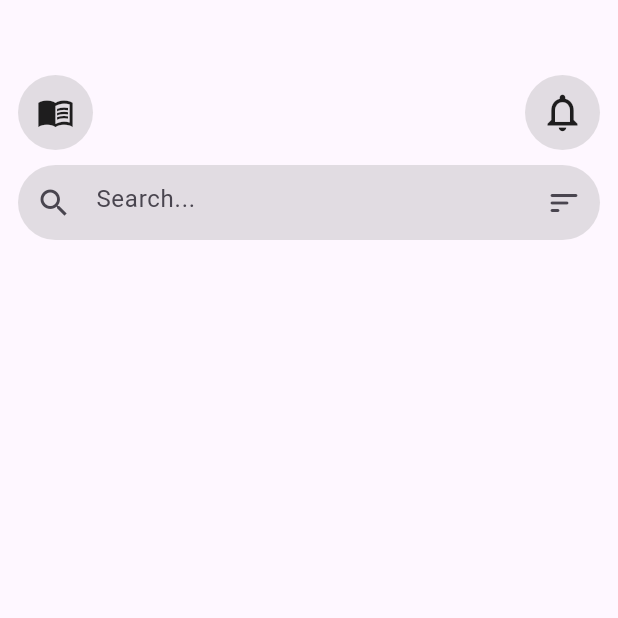
After one commit to NhePanha/app_ecm, a Flutter app: the HomeScreen screen opened directly, on a phone screen of 412 x 824 dp, the top half of it. The commit adds this screen. Run offline on Flutter 3.47's test engine with Material 3 defaults, Android fonts, the phone set to English and light mode, and no system bars; network calls fail.

Commit message:
udpate home screen

```diff
--- a/lib/utils/login_with_widget.dart
+++ b/lib/utils/login_with_widget.dart
@@ -2,8 +2,10 @@ import 'package:ecm/data/app_colors_path/app_colors_path.dart';
 import 'package:flutter/material.dart';
 
 class login_with_widget extends StatefulWidget {
+  final Function() onClick;
   const login_with_widget({
     super.key,
+    required this.onClick,
   });
 
   @override
--- a/lib/views/auth/register_screen.dart
+++ b/lib/views/auth/register_screen.dart
@@ -4,14 +4,13 @@ import 'package:ecm/utils/login_with_widget.dart';
 import 'package:ecm/views/auth/widget/custom_buttom_widget.dart';
 import 'package:ecm/views/auth/widget/login_widget.dart';
 import 'package:ecm/views/auth/widget/sign_up_widget.dart';
+import 'package:ecm/views/home_screen/home_screen.dart';
 import 'package:flutter/material.dart';
-
 class RegisterScreen extends StatefulWidget {
   const RegisterScreen({super.key});
   @override
   State<RegisterScreen> createState() => _RegisterScreenState();
 }
-
 class _RegisterScreenState extends State<RegisterScreen> {
   TextEditingController emailController = TextEditingController();
   TextEditingController passwordController = TextEditingController();
@@ -91,6 +90,7 @@ class _RegisterScreenState extends State<RegisterScreen> {
                       onClick: () {
                         if (ischeck) {
                           log("event sign in");
+                          Navigator.push(context, MaterialPageRoute(builder: (context)=>HomeScreen()));
                         } else {
                           log("event sign up");
                         }
@@ -104,7 +104,9 @@ class _RegisterScreenState extends State<RegisterScreen> {
                       children: [Text("Login With")],
                     ),
                   ),
-                  login_with_widget(),
+                  login_with_widget(
+                    onClick: (){},
+                  ),
                 ],
               ),
             ),
--- /dev/null
+++ b/lib/views/home_screen/home_screen.dart
@@ -0,0 +1,37 @@
+import 'package:ecm/views/home_screen/widget/custom_icons_widget.dart';
+import 'package:ecm/views/home_screen/widget/custom_search_widget.dart';
+import 'package:flutter/material.dart';
+
+class HomeScreen extends StatefulWidget {
+  const HomeScreen({super.key});
+
+  @override
+  State<HomeScreen> createState() => _HomeScreenState();
+}
+class _HomeScreenState extends State<HomeScreen> {
+  @override
+  Widget build(BuildContext context) {
+    return Scaffold(
+      body: Column(
+        children: [
+          /// bloc Appbar
+          Padding(
+            padding: EdgeInsets.only(left: 12,right: 12,top: 50),
+            child: Row(
+              mainAxisAlignment: MainAxisAlignment.spaceBetween,
+              children: [
+                CustomIconsWidget(
+                  icons: Icons.menu_book_sharp,size: 25,
+                ),
+                CustomIconsWidget(
+                  icons: Icons.notifications_none_outlined,size: 30,
+                ),
+              ],
+            ),
+          ),
+          CustomSearchWidget(iconleft: Icons.search, hin: "Search...",iconright: Icons.sort_rounded,),
+        ],
+      )
+    );
+  }
+}
--- /dev/null
+++ b/lib/views/home_screen/widget/custom_icons_widget.dart
@@ -0,0 +1,24 @@
+import 'package:ecm/data/app_colors_path/app_colors_path.dart';
+import 'package:flutter/material.dart';
+import 'package:flutter/widgets.dart';
+
+class CustomIconsWidget extends StatelessWidget {
+  final IconData icons;
+  final double size;
+  CustomIconsWidget({required this.icons,required this.size});
+
+  @override
+  Widget build(BuildContext context) {
+    return Container(
+      height: 50,
+      width: 50,
+      decoration: BoxDecoration(
+        color: AppColorsPath.grey.withValues(alpha: 0.3),
+        borderRadius: BorderRadius.circular(50),
+      ),
+      child: Center(
+        child: Icon(icons,size: size),
+      ),
+    );
+  }
+}
--- /dev/null
+++ b/lib/views/home_screen/widget/custom_search_widget.dart
@@ -0,0 +1,38 @@
+// ignore_for_file: public_member_api_docs, sort_constructors_first
+import 'package:ecm/data/app_colors_path/app_colors_path.dart';
+import 'package:flutter/material.dart';
+import 'package:flutter/widgets.dart';
+class CustomSearchWidget extends StatelessWidget{
+  final IconData iconleft;
+  final String hin;
+  final IconData? iconright;
+  final TextEditingController? searchcontroller;
+  CustomSearchWidget({
+   required this.iconleft,
+   required this.hin,
+   this.iconright,
+   this.searchcontroller,
+  });
+  @override
+  Widget build(BuildContext context) {
+    return Container(
+      height: 50,
+      margin: EdgeInsets.only(left: 12,right: 12,top: 10),
+      decoration: BoxDecoration(color: AppColorsPath.grey.withValues(alpha: 0.3),
+        borderRadius: BorderRadius.circular(50),
+      ),
+      child: Padding(
+        padding: EdgeInsets.symmetric(vertical: 2),
+        child: TextField(
+          decoration: InputDecoration(
+            hintText: hin,
+            prefixIcon: Icon(iconleft),
+            suffixIcon: Icon(iconright),
+            border: InputBorder.none
+          )
+        ),
+      ),
+    );
+  }
+
+}
```
